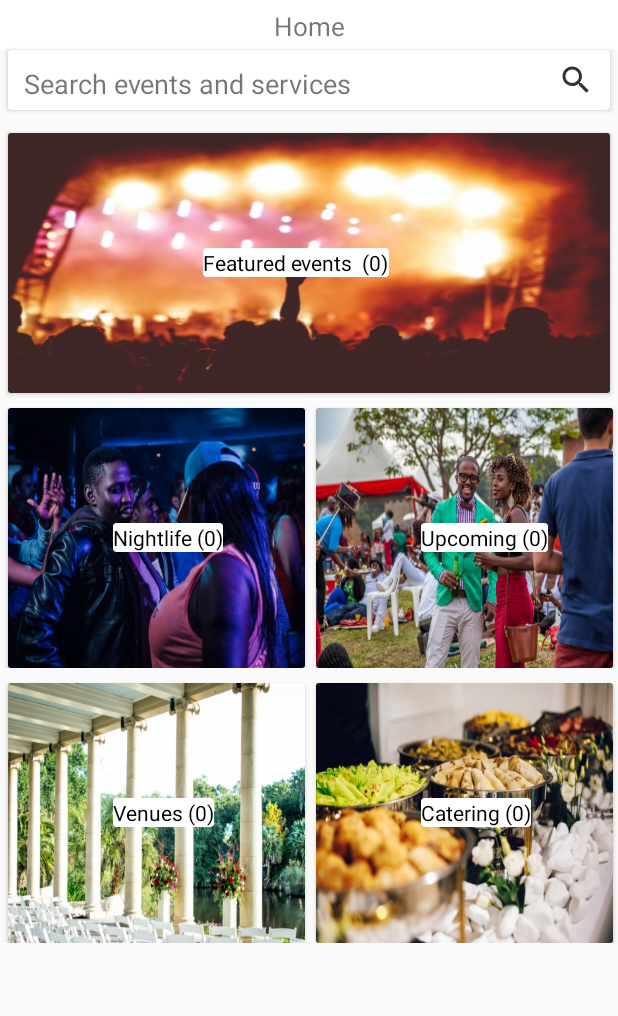
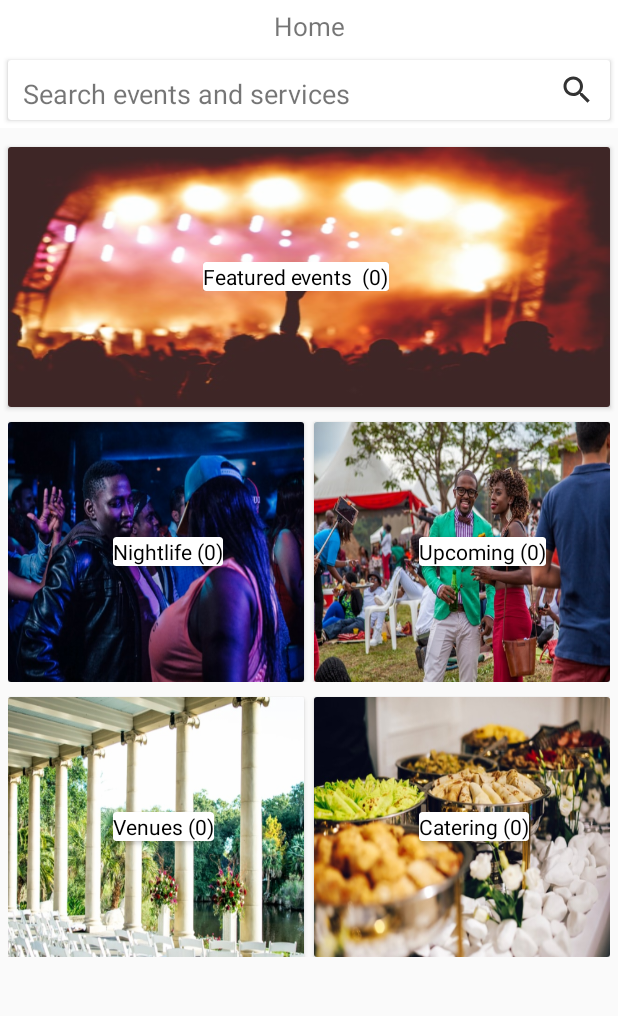
Before and after one commit to MuthomiGuantai/meruVents, an Android app: the HomeFragment screen opened directly, with no data from a screen before it, on a phone screen of 412 x 824 dp, the part 71-1087 px from its top. Run offline under Robolectric (Android 15) with nearby library versions, the phone set to English and light mode, and no system bars; libraries missing offline, so code that uses them is left out: com.etebarian.meowbottomnavigation; plain views replace MeowBottomNavigation; 8 statements that could not run were skipped.

Commit message:
home page design done

```diff
--- a/app/src/main/res/layout/fragment_home.xml
+++ b/app/src/main/res/layout/fragment_home.xml
@@ -6,7 +6,7 @@
     tools:context=".Fragments.HomeFragment">
     <LinearLayout
         android:layout_width="match_parent"
-        android:layout_height="80dp"
+        android:layout_height="wrap_content"
         android:orientation="vertical"
         android:background="@android:color/white">
         <TextView
@@ -23,20 +23,7 @@
             android:text="Home"
             android:textSize="17sp"
             android:padding="5dp"/>
-    </LinearLayout>
-
-    <ScrollView
-        android:layout_width="match_parent"
-        android:layout_height="wrap_content"
-        android:paddingTop="5dp"
-        android:layout_marginTop="70dp"
-        >
-        <LinearLayout
-            android:layout_width="match_parent"
-            android:layout_height="wrap_content"
-            android:orientation="vertical">
         <androidx.cardview.widget.CardView
-                android:layout_marginTop="10dp"
             android:background="@android:color/white"
             android:padding="5dp"
             android:layout_margin="5dp"
@@ -44,7 +31,7 @@
             android:layout_height="wrap_content">
 
             <TextView
-                        android:layout_width="400dp"
+                android:layout_width="match_parent"
                 android:layout_height="40dp"
                 android:text="Search events and services"
                 android:padding="10dp"
@@ -54,6 +41,21 @@
                 android:textSize="18sp"
                 android:drawableRight="@drawable/ic_action_discover"/>
         </androidx.cardview.widget.CardView>
+    </LinearLayout>
+
+
+    <ScrollView
+        android:layout_width="match_parent"
+        android:layout_height="wrap_content"
+        android:paddingTop="5dp"
+        android:layout_marginTop="120dp"
+        >
+        <LinearLayout
+            android:layout_marginTop="10dp"
+            android:layout_width="match_parent"
+            android:layout_height="wrap_content"
+            android:orientation="vertical">
+
             <androidx.cardview.widget.CardView
                 android:id="@+id/featured"
                 android:layout_width="match_parent"
@@ -73,7 +75,7 @@
                         android:layout_height="wrap_content"
                         android:layout_gravity="center"
                         android:orientation="vertical"
-                        android:paddingLeft="130dp">
+                        android:layout_marginLeft="130dp">
 
                         <LinearLayout
                             android:layout_width="wrap_content"
@@ -102,172 +104,128 @@
             <LinearLayout
                 android:layout_width="match_parent"
                 android:layout_height="wrap_content"
-                android:orientation="horizontal">
+                android:orientation="horizontal"
+                android:layout_marginLeft="5dp"
+                android:layout_marginRight="5dp">
                 <androidx.cardview.widget.CardView
                     android:id="@+id/nightlife"
-                    android:layout_width="198dp"
+                    android:layout_width="0dp"
+                    android:layout_weight="1"
                     android:layout_height="173dp"
                     android:layout_marginTop="10dp"
-                    android:layout_marginLeft="5dp"
-                    android:layout_marginRight="5dp">
+                    android:layout_marginRight="3dp">
                     <LinearLayout
-                        android:layout_width="match_parent"
+                        android:layout_width="198dp"
                         android:layout_height="match_parent"
                         android:orientation="horizontal"
                         android:background="@drawable/nightlife">
-                        <LinearLayout
-                            android:layout_width="match_parent"
-                            android:layout_height="wrap_content"
-                            android:orientation="vertical"
-                            android:layout_gravity="center"
-                            android:paddingLeft="70dp">
-                            <LinearLayout
-                                android:layout_width="wrap_content"
-                                android:layout_height="wrap_content"
-                                android:orientation="horizontal">
+
                                 <androidx.cardview.widget.CardView
                                     android:layout_width="wrap_content"
                                     android:layout_height="wrap_content"
                                     android:layout_gravity="center"
+                                    android:layout_marginLeft="70dp"
                                     android:background="@android:color/white">
                                     <TextView
                                         android:layout_width="wrap_content"
                                         android:layout_height="wrap_content"
-                                        android:layout_gravity="center"
                                         android:textColor="@android:color/black"
                                         android:text="Nightlife (0)"/>
                                 </androidx.cardview.widget.CardView>
-                            </LinearLayout>
-                        </LinearLayout>
-
                     </LinearLayout>
                 </androidx.cardview.widget.CardView>
 
                 <androidx.cardview.widget.CardView
                     android:id="@+id/upcoming"
-                    android:layout_width="198dp"
+                    android:layout_width="0dp"
+                    android:layout_weight="1"
                     android:layout_height="173dp"
                     android:layout_marginTop="10dp"
-                    android:layout_marginLeft="2dp"
-                    android:layout_marginRight="5dp">
+                    android:layout_marginLeft="3dp">
                     <LinearLayout
-                        android:layout_width="match_parent"
+                        android:layout_width="198dp"
                         android:layout_height="match_parent"
                         android:orientation="horizontal"
                         android:background="@drawable/upcoming">
-                        <LinearLayout
-                            android:layout_width="match_parent"
-                            android:layout_height="wrap_content"
-                            android:orientation="vertical"
-                            android:layout_gravity="center"
-                            android:paddingLeft="70dp">
-                            <LinearLayout
-                                android:layout_width="wrap_content"
-                                android:layout_height="wrap_content"
-                                android:orientation="horizontal">
+
                         <androidx.cardview.widget.CardView
                             android:layout_width="wrap_content"
                             android:layout_height="wrap_content"
                             android:layout_gravity="center"
+                            android:layout_marginLeft="70dp"
                             android:background="@android:color/white">
                             <TextView
                                 android:layout_width="wrap_content"
                                 android:layout_height="wrap_content"
-                                        android:layout_gravity="center"
                                 android:textColor="@android:color/black"
                                 android:text="Upcoming (0)"/>
                         </androidx.cardview.widget.CardView>
                     </LinearLayout>
-                        </LinearLayout>
-
-                    </LinearLayout>
                 </androidx.cardview.widget.CardView>
             </LinearLayout>
-
             <LinearLayout
                 android:layout_width="match_parent"
                 android:layout_height="wrap_content"
+                android:layout_marginRight="5dp"
+                android:layout_marginLeft="5dp"
                 android:orientation="horizontal">
                 <androidx.cardview.widget.CardView
                     android:id="@+id/venues"
-                    android:layout_width="198dp"
+                    android:layout_width="0dp"
+                    android:layout_weight="1"
                     android:layout_height="173dp"
                     android:layout_marginTop="10dp"
-                    android:layout_marginLeft="5dp"
-                    android:layout_marginRight="5dp">
+                    android:layout_marginRight="3dp">
                     <LinearLayout
-                        android:layout_width="match_parent"
+                        android:layout_width="198dp"
                         android:layout_height="match_parent"
                         android:orientation="horizontal"
                         android:background="@drawable/venue">
-                        <LinearLayout
-                            android:layout_width="match_parent"
-                            android:layout_height="wrap_content"
-                            android:orientation="vertical"
-                            android:layout_gravity="center"
-                            android:paddingLeft="70dp">
-                            <LinearLayout
-                                android:layout_width="wrap_content"
-                                android:layout_height="wrap_content"
-                                android:orientation="horizontal">
+
                         <androidx.cardview.widget.CardView
                             android:layout_width="wrap_content"
                             android:layout_height="wrap_content"
                             android:layout_gravity="center"
+                            android:layout_marginLeft="70dp"
                             android:background="@android:color/white">
                             <TextView
                                 android:layout_width="wrap_content"
                                 android:layout_height="wrap_content"
-                                        android:layout_gravity="center"
                                 android:textColor="@android:color/black"
                                 android:text="Venues (0)"/>
                         </androidx.cardview.widget.CardView>
-                            </LinearLayout>
-                        </LinearLayout>
-
                     </LinearLayout>
                 </androidx.cardview.widget.CardView>
 
                 <androidx.cardview.widget.CardView
                     android:id="@+id/catering"
-                    android:layout_width="198dp"
+                    android:layout_width="0dp"
+                    android:layout_weight="1"
                     android:layout_height="173dp"
                     android:layout_marginTop="10dp"
-                    android:layout_marginLeft="2dp"
-                    android:layout_marginRight="5dp">
+                    android:layout_marginLeft="3dp">
                     <LinearLayout
-                        android:layout_width="match_parent"
+                        android:layout_width="198dp"
                         android:layout_height="match_parent"
                         android:orientation="horizontal"
                         android:background="@drawable/catering">
-                        <LinearLayout
-                            android:layout_width="match_parent"
-                            android:layout_height="wrap_content"
-                            android:orientation="vertical"
-                            android:layout_gravity="center"
-                            android:paddingLeft="70dp">
-                            <LinearLayout
-                                android:layout_width="wrap_content"
-                                android:layout_height="wrap_content"
-                                android:orientation="horizontal">
+
                         <androidx.cardview.widget.CardView
                             android:layout_width="wrap_content"
                             android:layout_height="wrap_content"
                             android:layout_gravity="center"
+                            android:layout_marginLeft="70dp"
                             android:background="@android:color/white">
                             <TextView
                                 android:layout_width="wrap_content"
                                 android:layout_height="wrap_content"
-                                        android:layout_gravity="center"
                                 android:textColor="@android:color/black"
                                 android:text="Catering (0)"/>
                         </androidx.cardview.widget.CardView>
                     </LinearLayout>
+                </androidx.cardview.widget.CardView>
             </LinearLayout>
 
-                    </LinearLayout>
-                </androidx.cardview.widget.CardView>
-            </LinearLayout>
 
         </LinearLayout>
     </ScrollView>
```
Lines whose indentation alone changed are shown as unchanged.
